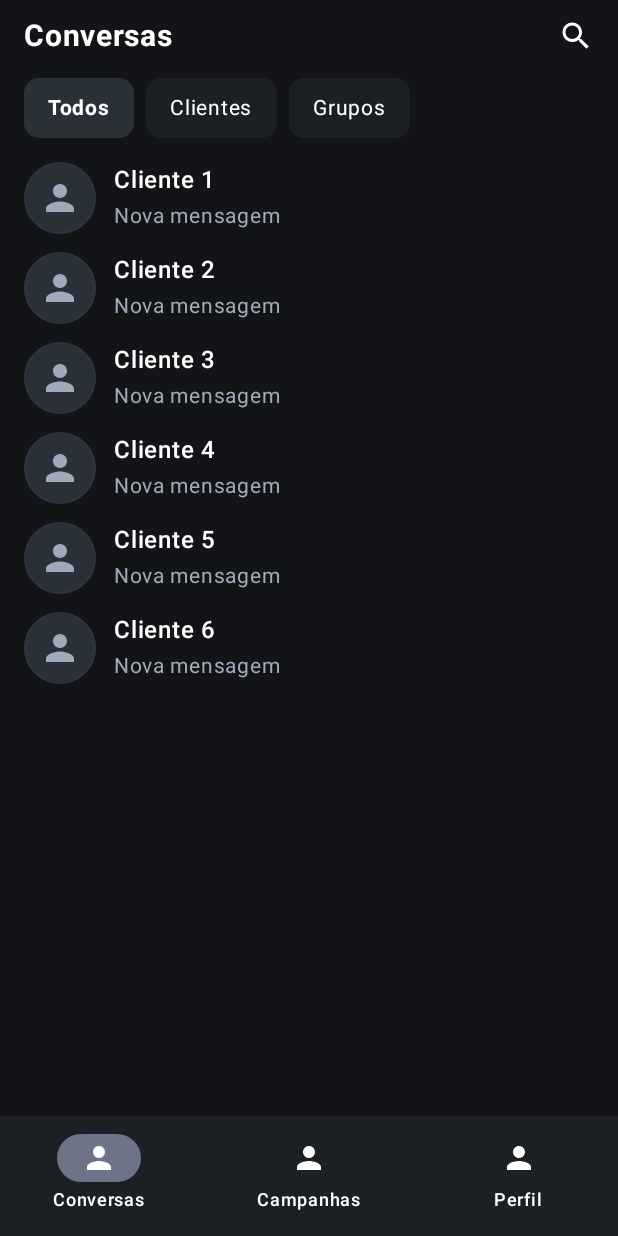
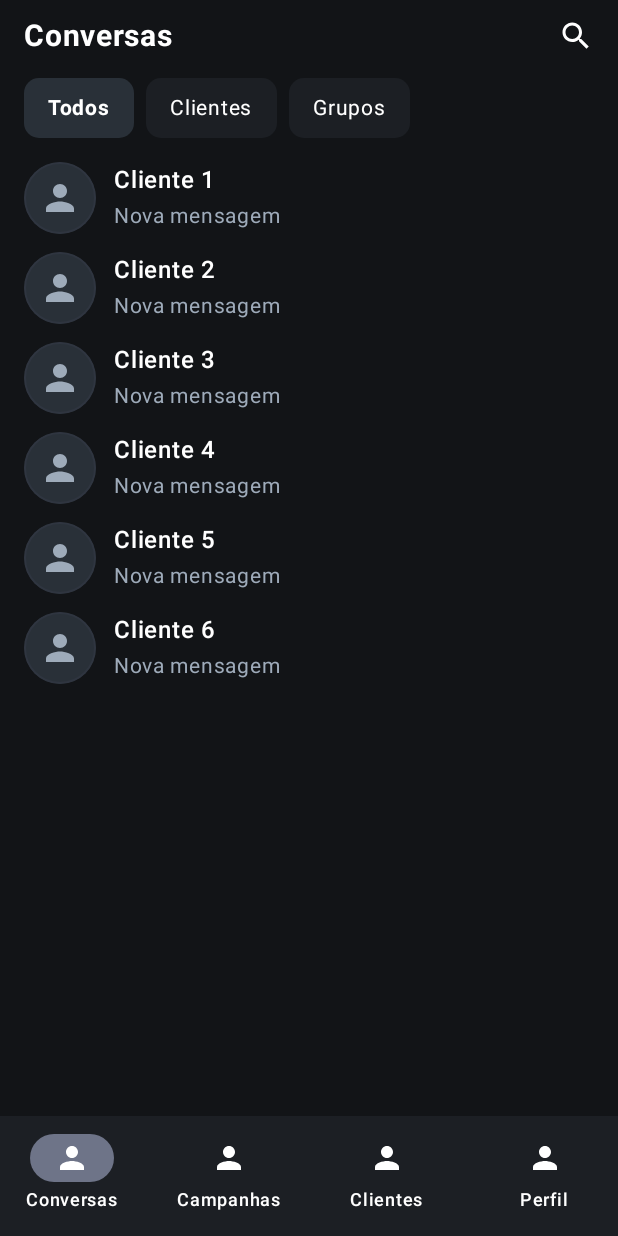
Before and after one commit to RaphaelSouzaFranco/WTC-Challenge, an Android app built with Jetpack Compose: the MessagesScreen screen opened through its navigation route, on a phone screen of 412 x 824 dp. Run offline under Robolectric (Android 15) with nearby library versions, the phone set to English and light mode, and no system bars.

Commit message:
UPDATE: BottomNavigationBar

```diff
--- a/app/src/main/java/com/example/wtcchallenge/composables/BottomNavigationBar.kt
+++ b/app/src/main/java/com/example/wtcchallenge/composables/BottomNavigationBar.kt
@@ -43,6 +43,19 @@ fun BottomNavigationBar(navController: NavController, currentRoute: String) {
 
         NavigationBarItem(
             selected = currentRoute == Screen.Profile.route,
+            onClick = { navController.navigate(Screen.Client.route) },
+            icon = {
+                Icon(
+                    imageVector = Icons.Default.Person,
+                    contentDescription = "Clientes",
+                    tint = Color.White
+                )
+            },
+            label = { Text("Clientes", color = Color.White) }
+        )
+
+        NavigationBarItem(
+            selected = currentRoute == Screen.Profile.route,
             onClick = { navController.navigate(Screen.Profile.route) },
             icon = {
                 Icon(
```
